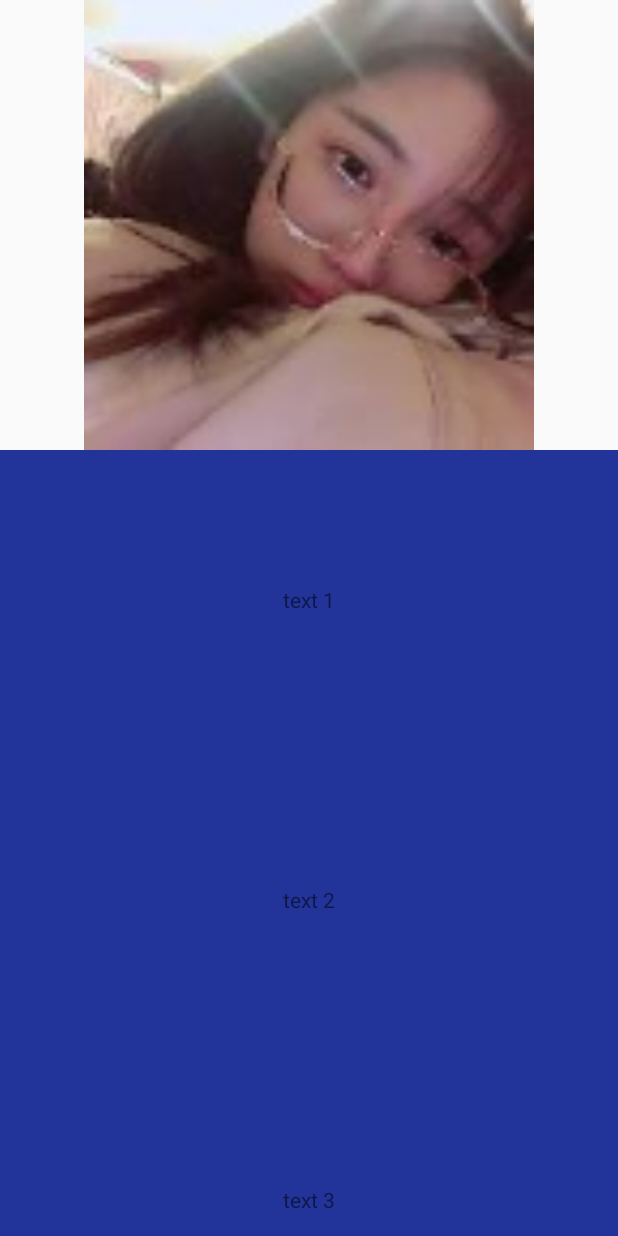
After one commit to gloriousGu/SinaWeiboHomePage, an Android app: the layout activity_viewpager_main.xml on its own in the app's theme, with its tools: preview values and no code run, on a phone screen of 412 x 824 dp. The commit adds this screen. Run offline under Robolectric (Android 15) with nearby library versions, the phone set to English and light mode, and no system bars.

Commit message:
fix scroll conflict

```diff
--- a/app/src/main/AndroidManifest.xml
+++ b/app/src/main/AndroidManifest.xml
@@ -9,13 +9,14 @@
         android:roundIcon="@mipmap/ic_launcher_round"
         android:supportsRtl="true"
         android:theme="@style/AppTheme">
-        <activity android:name=".MainActivity">
+        <activity android:name=".MainViewPagerActivity">
             <intent-filter>
                 <action android:name="android.intent.action.MAIN" />
 
                 <category android:name="android.intent.category.LAUNCHER" />
             </intent-filter>
         </activity>
+        <activity android:name=".MainActivity"></activity>
     </application>
 
 </manifest>
--- a/app/src/main/java/com/gu/sinahomepage/view/HomePageView.java
+++ b/app/src/main/java/com/gu/sinahomepage/view/HomePageView.java
@@ -19,7 +19,13 @@ public class HomePageView extends NestedScrollView {
 
   int IMAGE_HEIGHT;
   ImageView img;
-  MyScrollView childScrollView;
+  MyScrollView childScrollView1, childScrollView2, childScrollView3;
+  MyHorizontalScrollView horizontalScrollView;
+
+  public void setChildIsTop(boolean childIsTop) {
+    this.childIsTop = childIsTop;
+  }
+
   boolean childIsTop = true;
   boolean cancelScroll;
 
@@ -32,14 +38,7 @@ public class HomePageView extends NestedScrollView {
     init();
   }
 
-  private void init() {
-    post(
-        new Runnable() {
-          @Override
-          public void run() {
-            img = findViewById(R.id.image);
-            childScrollView = findViewById(R.id.scrollView);
-            childScrollView.setScrollListener(
+  ScrollListener scrollListener =
       new ScrollListener() {
         @Override
         public void onScrollToBottom() {}
@@ -56,25 +55,60 @@ public class HomePageView extends NestedScrollView {
 
         @Override
         public void notBottom() {}
-                });
+      };
+
+  private void init() {
+    post(
+        new Runnable() {
+          @Override
+          public void run() {
+            horizontalScrollView = findViewById(R.id.horizontalScrollView);
+            img = findViewById(R.id.image);
+            childScrollView1 = findViewById(R.id.scrollView1);
+            childScrollView1.setScrollListener(scrollListener);
+            childScrollView2 = findViewById(R.id.scrollView2);
+            childScrollView2.setScrollListener(scrollListener);
+            childScrollView3 = findViewById(R.id.scrollView3);
+            childScrollView3.setScrollListener(scrollListener);
             IMAGE_HEIGHT = img.getMeasuredHeight();
             log("imgHeight=" + IMAGE_HEIGHT);
             log("height= " + getMeasuredHeight());
             int height = getMeasuredHeight();
-            LinearLayout.LayoutParams params =
-                (LinearLayout.LayoutParams) childScrollView.getLayoutParams();
-            params.height = height;
-            childScrollView.setLayoutParams(params);
+            int width = getMeasuredWidth();
+
+            initSize(horizontalScrollView, width, height);
+            initSize(childScrollView1, width, height);
+            initSize(childScrollView2, width, height);
+            initSize(childScrollView3, width, height);
+
+            //            LinearLayout contentlayout = findViewById(R.id.contentlayout);
+            //            MyHorizontalScrollView.LayoutParams params =
+            //                (MyHorizontalScrollView.LayoutParams) contentlayout.getLayoutParams();
+            //            params.height = height;
+            //            params.width = 3 * width;
+            //            contentlayout.setLayoutParams(params);
           }
         });
+  }
+
+  private void initSize(View view, int width, int height) {
+    LinearLayout.LayoutParams params = (LinearLayout.LayoutParams) view.getLayoutParams();
+    params.height = height;
+    params.width = width;
+    view.setLayoutParams(params);
   }
 
   @Override
   public boolean dispatchTouchEvent(MotionEvent ev) {
     switch (ev.getAction()) {
       case MotionEvent.ACTION_DOWN:
-        //防抖动
-        childScrollView.stopFling();
+        mActivePointerId = ev.getPointerId(0);
+        lastY = (int) ev.getY();
+        // 防抖动
+        childScrollView1.stopFling();
+        childScrollView2.stopFling();
+        childScrollView3.stopFling();
+
         break;
       case MotionEvent.ACTION_UP:
         if (getStretchSize() > 0) {
@@ -86,15 +120,20 @@ public class HomePageView extends NestedScrollView {
   }
 
   int lastY;
+  int mActivePointerId;
 
   @Override
   public boolean onTouchEvent(MotionEvent ev) {
     int y = (int) ev.getY();
     switch (ev.getAction()) {
       case MotionEvent.ACTION_DOWN:
-        lastY = y;
         break;
       case MotionEvent.ACTION_MOVE:
+        final int activePointerIndex = ev.findPointerIndex(mActivePointerId);
+        if (activePointerIndex == -1) {
+          log("HomePageView >>> Invalid pointerId=" + mActivePointerId + " in onTouchEvent");
+          break;
+        }
         int dy = lastY - y;
         lastY = y;
         touchInImage(dy);
@@ -192,6 +231,10 @@ public class HomePageView extends NestedScrollView {
 
   private void stretchImg(ImageView img, int dy) {
     LinearLayout.LayoutParams params = (LinearLayout.LayoutParams) img.getLayoutParams();
+    if (dy > 100) {
+      log("dy too big ! dy=" + dy);
+      //      return;
+    }
     params.height += dy;
     img.setLayoutParams(params);
   }
--- /dev/null
+++ b/app/src/main/java/com/gu/sinahomepage/view/MyHorizontalScrollView.java
@@ -0,0 +1,41 @@
+package com.gu.sinahomepage.view;
+
+import android.content.Context;
+import android.util.AttributeSet;
+import android.util.Log;
+import android.view.MotionEvent;
+import android.widget.HorizontalScrollView;
+
+import androidx.annotation.NonNull;
+import androidx.annotation.Nullable;
+
+public class MyHorizontalScrollView extends HorizontalScrollView {
+  private static final String TAG = MyHorizontalScrollView.class.getSimpleName();
+
+  public MyHorizontalScrollView(@NonNull Context context) {
+    super(context);
+  }
+
+  public MyHorizontalScrollView(@NonNull Context context, @Nullable AttributeSet attrs) {
+    super(context, attrs);
+  }
+
+  @Override
+  public boolean dispatchTouchEvent(MotionEvent ev) {
+    return super.dispatchTouchEvent(ev);
+  }
+
+  @Override
+  public boolean onInterceptTouchEvent(MotionEvent ev) {
+    return super.onInterceptTouchEvent(ev);
+  }
+
+  @Override
+  protected void onMeasure(int widthMeasureSpec, int heightMeasureSpec) {
+    super.onMeasure(widthMeasureSpec, heightMeasureSpec);
+  }
+
+  private void log(String log) {
+    Log.e(TAG, "----" + log + "----");
+  }
+}
--- /dev/null
+++ b/app/src/main/res/layout/activity_viewpager_main.xml
@@ -0,0 +1,144 @@
+<?xml version="1.0" encoding="utf-8"?>
+<com.gu.sinahomepage.view.HomePageView xmlns:android="http://schemas.android.com/apk/res/android"
+    xmlns:tools="http://schemas.android.com/tools"
+    android:layout_width="match_parent"
+    android:layout_height="match_parent"
+    tools:context=".MainActivity">
+
+    <LinearLayout
+        android:layout_width="match_parent"
+        android:layout_height="wrap_content"
+        android:orientation="vertical">
+
+        <ImageView
+            android:id="@+id/image"
+            android:layout_width="match_parent"
+            android:layout_height="300dp"
+            android:scaleType="fitCenter"
+            android:src="@mipmap/topimage" />
+
+        <com.gu.sinahomepage.view.MyHorizontalScrollView
+            android:id="@+id/horizontalScrollView"
+            android:layout_width="match_parent"
+            android:layout_height="match_parent">
+
+            <LinearLayout
+                android:id="@+id/contentlayout"
+                android:layout_width="match_parent"
+                android:layout_height="wrap_content"
+                android:orientation="horizontal">
+
+                <com.gu.sinahomepage.view.MyScrollView
+                    android:id="@+id/scrollView1"
+                    android:layout_width="match_parent"
+                    android:layout_height="match_parent">
+
+                    <LinearLayout
+                        android:layout_width="match_parent"
+                        android:layout_height="800dp"
+                        android:background="#239"
+                        android:orientation="vertical">
+
+                        <TextView
+                            android:layout_width="match_parent"
+                            android:layout_height="200dp"
+                            android:gravity="center"
+                            android:text="text 1" />
+
+                        <TextView
+                            android:layout_width="match_parent"
+                            android:layout_height="200dp"
+                            android:gravity="center"
+                            android:text="text 2" />
+
+                        <TextView
+                            android:layout_width="match_parent"
+                            android:layout_height="200dp"
+                            android:gravity="center"
+                            android:text="text 3" />
+
+                        <TextView
+                            android:layout_width="match_parent"
+                            android:layout_height="200dp"
+                            android:gravity="center"
+                            android:text="text 4" />
+                    </LinearLayout>
+                </com.gu.sinahomepage.view.MyScrollView>
+
+                <com.gu.sinahomepage.view.MyScrollView
+                    android:id="@+id/scrollView2"
+                    android:layout_width="match_parent"
+                    android:layout_height="match_parent">
+
+                    <LinearLayout
+                        android:layout_width="match_parent"
+                        android:layout_height="800dp"
+                        android:background="#239"
+                        android:orientation="vertical">
+
+                        <TextView
+                            android:layout_width="match_parent"
+                            android:layout_height="200dp"
+                            android:gravity="center"
+                            android:text="text 1" />
+
+                        <TextView
+                            android:layout_width="match_parent"
+                            android:layout_height="200dp"
+                            android:gravity="center"
+                            android:text="text 2" />
+
+                        <TextView
+                            android:layout_width="match_parent"
+                            android:layout_height="200dp"
+                            android:gravity="center"
+                            android:text="text 3" />
+
+                        <TextView
+                            android:layout_width="match_parent"
+                            android:layout_height="200dp"
+                            android:gravity="center"
+                            android:text="text 4" />
+                    </LinearLayout>
+                </com.gu.sinahomepage.view.MyScrollView>
+
+                <com.gu.sinahomepage.view.MyScrollView
+                    android:id="@+id/scrollView3"
+                    android:layout_width="match_parent"
+                    android:layout_height="match_parent">
+
+                    <LinearLayout
+                        android:layout_width="match_parent"
+                        android:layout_height="800dp"
+                        android:background="#239"
+                        android:orientation="vertical">
+
+                        <TextView
+                            android:layout_width="match_parent"
+                            android:layout_height="200dp"
+                            android:gravity="center"
+                            android:text="text 1" />
+
+                        <TextView
+                            android:layout_width="match_parent"
+                            android:layout_height="200dp"
+                            android:gravity="center"
+                            android:text="text 2" />
+
+                        <TextView
+                            android:layout_width="match_parent"
+                            android:layout_height="200dp"
+                            android:gravity="center"
+                            android:text="text 3" />
+
+                        <TextView
+                            android:layout_width="match_parent"
+                            android:layout_height="200dp"
+                            android:gravity="center"
+                            android:text="text 4" />
+                    </LinearLayout>
+                </com.gu.sinahomepage.view.MyScrollView>
+            </LinearLayout>
+        </com.gu.sinahomepage.view.MyHorizontalScrollView>
+    </LinearLayout>
+</com.gu.sinahomepage.view.HomePageView>
```
Also changed, not shown: app/src/main/java/com/gu/sinahomepage/MainViewPagerActivity.java (added, +14 -0 lines), app/src/main/java/com/gu/sinahomepage/view/MyScrollView.java (+15 -6 lines), app/src/main/res/layout/page.xml (added, +37 -0 lines). Lines whose indentation alone changed are shown as unchanged.
